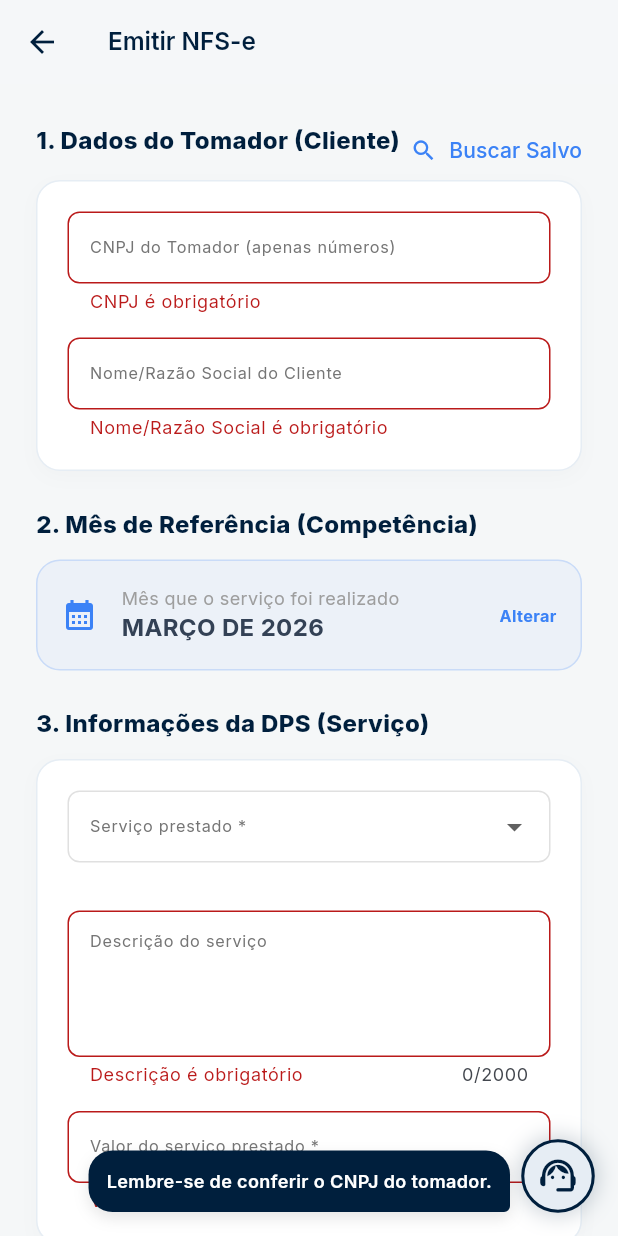
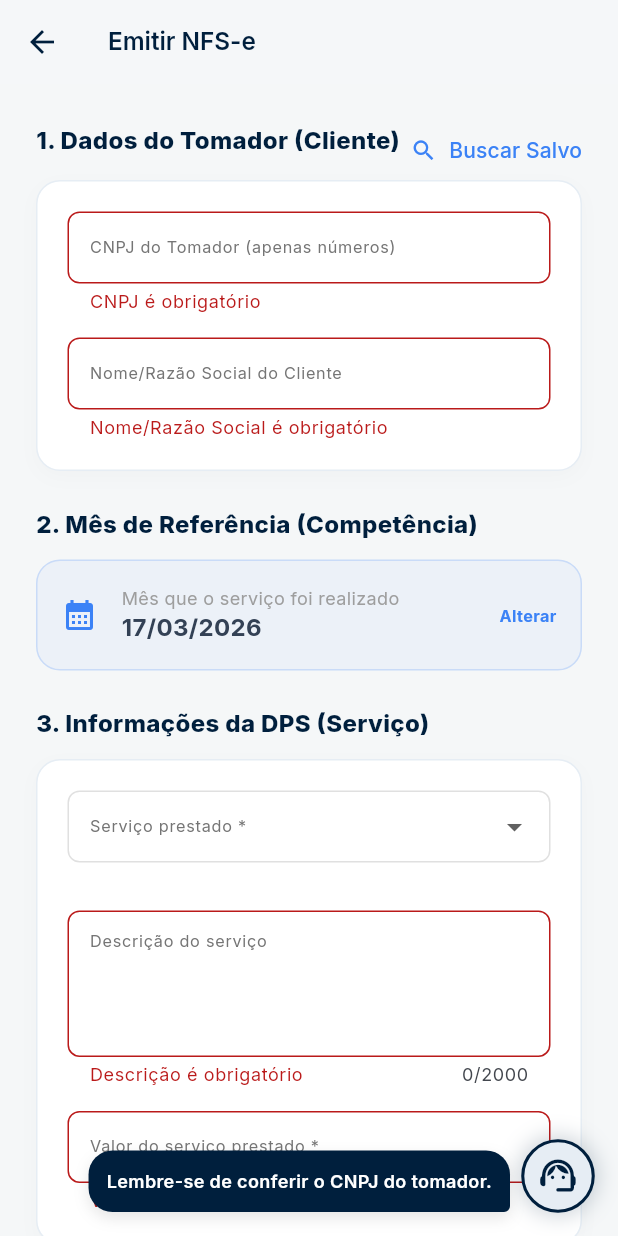
Before and after one commit to RapidNFe/meireapp, a Flutter app: the NfseFormPage screen opened by its route, after a tap on "Emitir NFS-e", on a phone screen of 412 x 824 dp. Run offline on Flutter 3.47's test engine with Material 3 defaults, Android fonts, the phone set to English and light mode, and no system bars; our stand-ins replace dio, file_picker, flutter_riverpod, flutter_secure_storage, google_fonts, local_auth and 7 more; accounts and stored records are empty; project files that could hold a hidden picture were left out.

Commit message:
competencia2

```diff
--- a/lib/features/nfse/ui/nfse_form_page.dart
+++ b/lib/features/nfse/ui/nfse_form_page.dart
@@ -221,7 +221,7 @@ class _NfseFormPageState extends ConsumerState<NfseFormPage> {
             '/nfse_success',
             arguments: {
               ...?responseData as Map<String, dynamic>?,
-              'competencia': DateFormat("MMMM 'de' yyyy", "pt_BR").format(_mesCompetencia).toUpperCase(),
+              'competencia': DateFormat("dd 'de' MMMM 'de' yyyy", "pt_BR").format(_mesCompetencia).toUpperCase(),
             },
           );
         }
@@ -482,13 +482,13 @@ class _NfseFormPageState extends ConsumerState<NfseFormPage> {
             firstDate: DateTime(2024),
             lastDate: DateTime.now(),
             locale: const Locale("pt", "BR"),
-            initialDatePickerMode: DatePickerMode.year,
-            helpText: "SELECIONE O MÊS DO SERVIÇO",
+            initialDatePickerMode: DatePickerMode.day,
+            helpText: "SELECIONE A DATA DA COMPETÊNCIA",
           );
 
           if (picked != null) {
             setState(() {
-              _mesCompetencia = DateTime(picked.year, picked.month, 1);
+              _mesCompetencia = picked;
             });
           }
         },
@@ -504,7 +504,7 @@ class _NfseFormPageState extends ConsumerState<NfseFormPage> {
                   style: TextStyle(fontSize: 12, color: Colors.grey),
                 ),
                 Text(
-                  DateFormat("MMMM 'de' yyyy", "pt_BR").format(_mesCompetencia).toUpperCase(),
+                  DateFormat("dd/MM/yyyy").format(_mesCompetencia),
                   style: const TextStyle(fontSize: 16, fontWeight: FontWeight.bold),
                 ),
               ],
```
